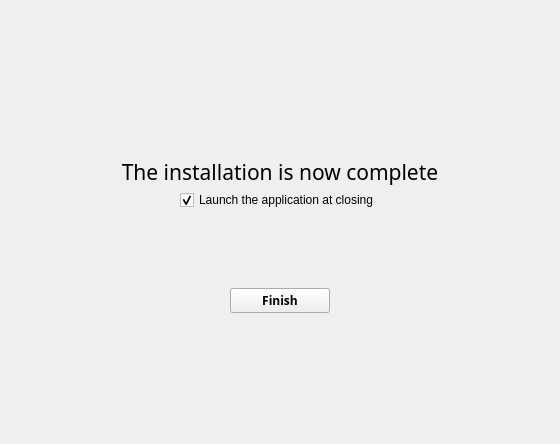
Before: the Qt Designer form installer/ui/endinstallation.ui in Covalia/standalone-deployer, drawn with Qt 5.
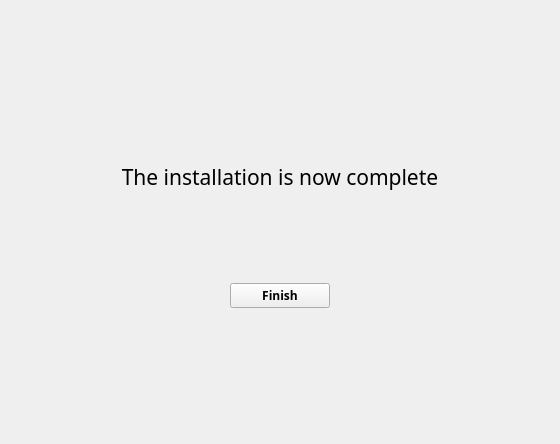
After: the same form once the commit is applied. Icons and pictures are not drawn.

```diff
--- a/installer/ui/endinstallation.ui
+++ b/installer/ui/endinstallation.ui
@@ -66,9 +66,6 @@
           </property>
           <item>
            <widget class="QLabel" name="labelIcon">
-            <property name="styleSheet">
-             <string notr="true">color : @gray-text-color;</string>
-            </property>
             <property name="text">
              <string/>
             </property>
@@ -90,9 +87,6 @@
               <bold>false</bold>
              </font>
             </property>
-            <property name="styleSheet">
-             <string notr="true">color: @default-text-color ;</string>
-            </property>
             <property name="text">
              <string>The installation is now complete</string>
             </property>
@@ -101,21 +95,8 @@
             </property>
            </widget>
           </item>
-          <item alignment="Qt::AlignHCenter">
-           <widget class="QCheckBox" name="checkBoxLaunchAfterClose">
-            <property name="text">
-             <string>Launch the application at closing</string>
-            </property>
-            <property name="checked">
-             <bool>true</bool>
-            </property>
-           </widget>
-          </item>
           <item alignment="Qt::AlignHCenter">
            <widget class="QLabel" name="labelError">
-            <property name="styleSheet">
-             <string notr="true">color: @gray-text-color ;</string>
-            </property>
             <property name="text">
              <string notr="true"/>
             </property>
@@ -160,9 +141,6 @@
        <property name="autoFillBackground">
         <bool>false</bool>
        </property>
-       <property name="styleSheet">
-        <string notr="true"/>
-       </property>
        <property name="text">
         <string>Finish</string>
        </property>
```
Left out of the diff: 2 changed lines with no effect on the pictures.
